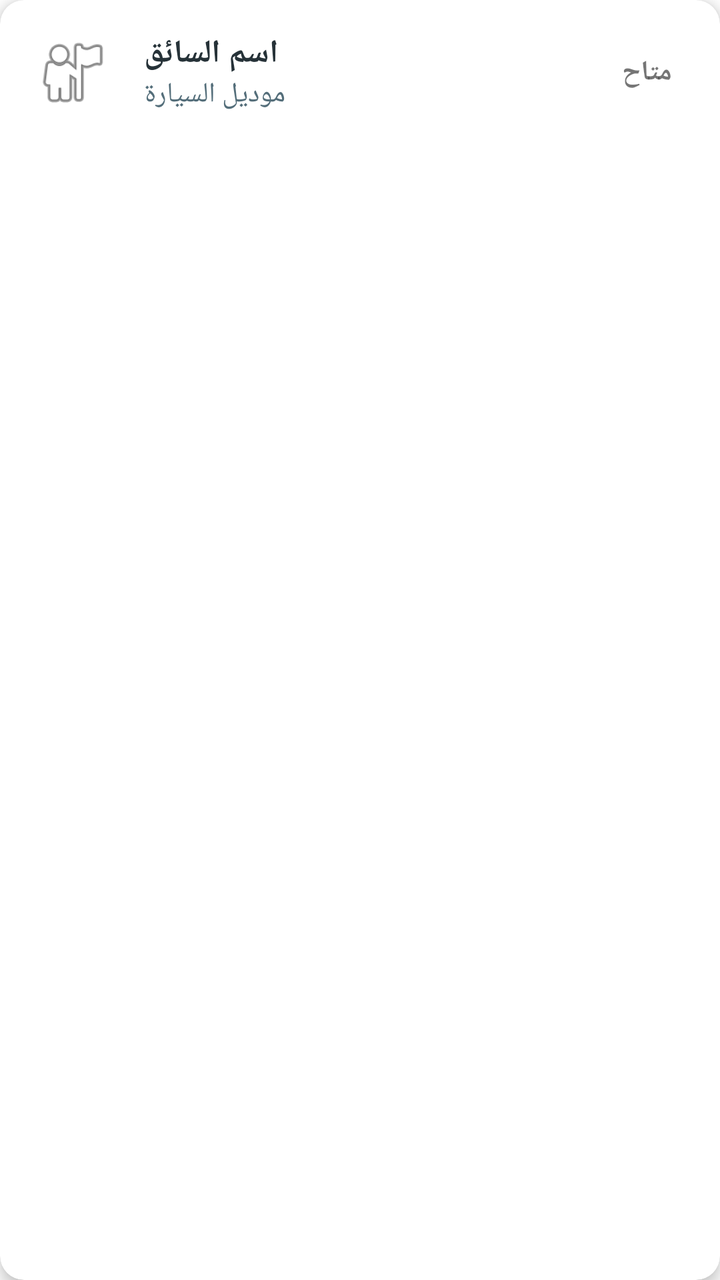
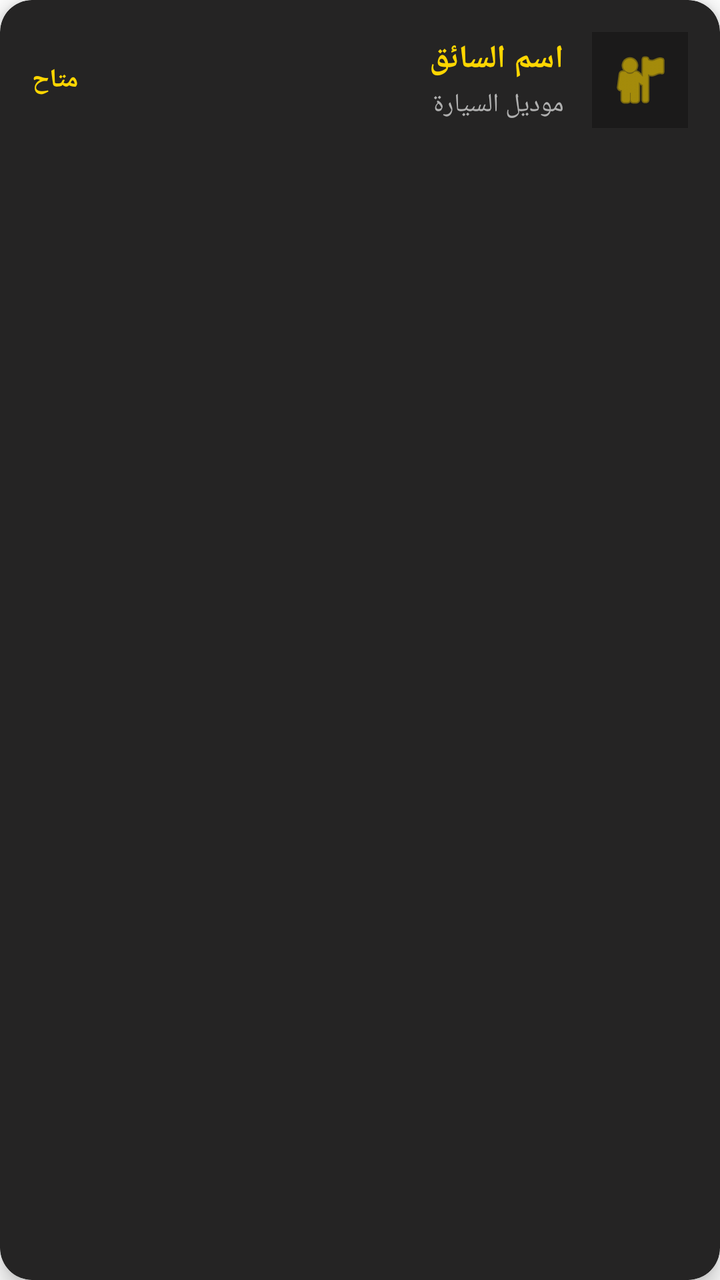

Two renders of the same Android screen: before a commit and after it. Below are the layout's source before the change and the commit's diff.
<!-- AndroidManifest.xml: application theme Theme.SonicTaxi -->
<!-- res/layout/item_driver.xml -->
<?xml version="1.0" encoding="utf-8"?>
<androidx.cardview.widget.CardView
    xmlns:android="http://schemas.android.com/apk/res/android"
    xmlns:app="http://schemas.android.com/apk/res-auto"
    android:layout_width="match_parent"
    android:layout_height="wrap_content"
    android:layout_margin="8dp"
    app:cardCornerRadius="12dp"
    app:cardElevation="4dp">

    <LinearLayout
        android:layout_width="match_parent"
        android:layout_height="wrap_content"
        android:orientation="horizontal"
        android:padding="16dp"
        android:gravity="center_vertical">

        <ImageView
            android:layout_width="40dp"
            android:layout_height="40dp"
            android:src="@android:drawable/ic_menu_myplaces"
            android:contentDescription="صورة السائق" />

        <LinearLayout
            android:layout_width="0dp"
            android:layout_height="wrap_content"
            android:layout_weight="1"
            android:layout_marginStart="16dp"
            android:orientation="vertical">

            <TextView
                android:id="@+id/txtDriverName"
                android:layout_width="wrap_content"
                android:layout_height="wrap_content"
                android:text="اسم السائق"
                android:textSize="16sp"
                android:textStyle="bold"
                android:textColor="#263238" />

            <TextView
                android:id="@+id/txtCarModel"
                android:layout_width="wrap_content"
                android:layout_height="wrap_content"
                android:text="موديل السيارة"
                android:textSize="14sp"
                android:textColor="#546E7A" />
        </LinearLayout>

        <TextView
            android:id="@+id/txtStatus"
            android:layout_width="wrap_content"
            android:layout_height="wrap_content"
            android:text="متاح"
            android:textSize="14sp"
            android:textStyle="bold"
            android:layout_marginEnd="8dp"/>

        <Button
            android:id="@+id/btn_approve"
            android:layout_width="wrap_content"
            android:layout_height="40dp"
            android:text="تفعيل"
            android:textSize="12sp"
            android:backgroundTint="#5D4037"
            android:textColor="#FFFFFF"
            android:visibility="gone" />

    </LinearLayout>
</androidx.cardview.widget.CardView>
<!-- resources referenced by this layout -->
<resources>
  <style name="Theme.SonicTaxi" parent="Theme.MaterialComponents.DayNight.NoActionBar">        <item name="android:statusBarColor">#121212</item>
          <item name="android:windowLightStatusBar">false</item>
  
          <item name="colorPrimary">#121212</item>
          <item name="colorPrimaryVariant">#121212</item>
          <item name="colorSecondary">#FFD600</item>
      </style>
</resources>

<!-- the commit's change to res/layout/item_driver.xml (unified diff, before → after) -->
@@ -4,9 +4,13 @@
     xmlns:app="http://schemas.android.com/apk/res-auto"
     android:layout_width="match_parent"
     android:layout_height="wrap_content"
-    android:layout_margin="8dp"
-    app:cardCornerRadius="12dp"
-    app:cardElevation="4dp">
+    android:layout_marginHorizontal="16dp"
+    android:layout_marginVertical="8dp"
+    app:cardCornerRadius="16dp"
+    app:cardElevation="6dp"
+    app:cardBackgroundColor="#252424"
+    android:textDirection="rtl"
+    android:layoutDirection="rtl">
 
     <LinearLayout
         android:layout_width="match_parent"
@@ -15,17 +19,22 @@
         android:padding="16dp"
         android:gravity="center_vertical">
 
+        
         <ImageView
-            android:layout_width="40dp"
-            android:layout_height="40dp"
+            android:layout_width="48dp"
+            android:layout_height="48dp"
+            android:padding="8dp"
+            android:background="#1B1A1A"
             android:src="@android:drawable/ic_menu_myplaces"
+            app:tint="#FFD600"
             android:contentDescription="صورة السائق" />
 
+        
         <LinearLayout
             android:layout_width="0dp"
             android:layout_height="wrap_content"
             android:layout_weight="1"
-            android:layout_marginStart="16dp"
+            android:layout_marginHorizontal="14dp"
             android:orientation="vertical">
 
             <TextView
@@ -35,34 +44,40 @@
                 android:text="اسم السائق"
                 android:textSize="16sp"
                 android:textStyle="bold"
-                android:textColor="#263238" />
+                android:textColor="#FFD600"
+                android:layout_marginBottom="3dp" />
 
             <TextView
                 android:id="@+id/txtCarModel"
                 android:layout_width="wrap_content"
                 android:layout_height="wrap_content"
                 android:text="موديل السيارة"
-                android:textSize="14sp"
-                android:textColor="#546E7A" />
+                android:textSize="13sp"
+                android:textColor="#B0B0B0" />
         </LinearLayout>
 
+        
         <TextView
             android:id="@+id/txtStatus"
             android:layout_width="wrap_content"
             android:layout_height="wrap_content"
             android:text="متاح"
-            android:textSize="14sp"
+            android:textSize="13sp"
             android:textStyle="bold"
-            android:layout_marginEnd="8dp"/>
+            android:textColor="#FFD600"
+            android:layout_marginStart="8dp"/>
 
+        
         <Button
             android:id="@+id/btn_approve"
             android:layout_width="wrap_content"
-            android:layout_height="40dp"
+            android:layout_height="42dp"
             android:text="تفعيل"
-            android:textSize="12sp"
-            android:backgroundTint="#5D4037"
-            android:textColor="#FFFFFF"
+            android:textSize="13sp"
+            android:textStyle="bold"
+            android:backgroundTint="#FFD600"
+            android:textColor="#1B1A1A"
+            app:cornerRadius="21dp"
             android:visibility="gone" />
 
     </LinearLayout>
<!-- resource entries referenced after the edit -->
@@ -1,11 +1,17 @@
 <!-- resources referenced by this layout -->
 <resources>
-  <style name="Theme.SonicTaxi" parent="Theme.MaterialComponents.DayNight.NoActionBar">        <item name="android:statusBarColor">#121212</item>
+  <style name="Theme.SonicTaxi" parent="Theme.MaterialComponents.DayNight.NoActionBar">
+          <item name="android:statusBarColor">#121212</item>
           <item name="android:windowLightStatusBar">false</item>
   
           <item name="colorPrimary">#121212</item>
           <item name="colorPrimaryVariant">#121212</item>
           <item name="colorSecondary">#FFD600</item>
+  
+          
+          <item name="colorOnSurface">@color/app_white</item>
+          <item name="editTextStyle">@style/Widget.AppCompat.EditText</item>
       </style>
+  <color name="app_white">#FFFFFF</color>
 </resources>
 
